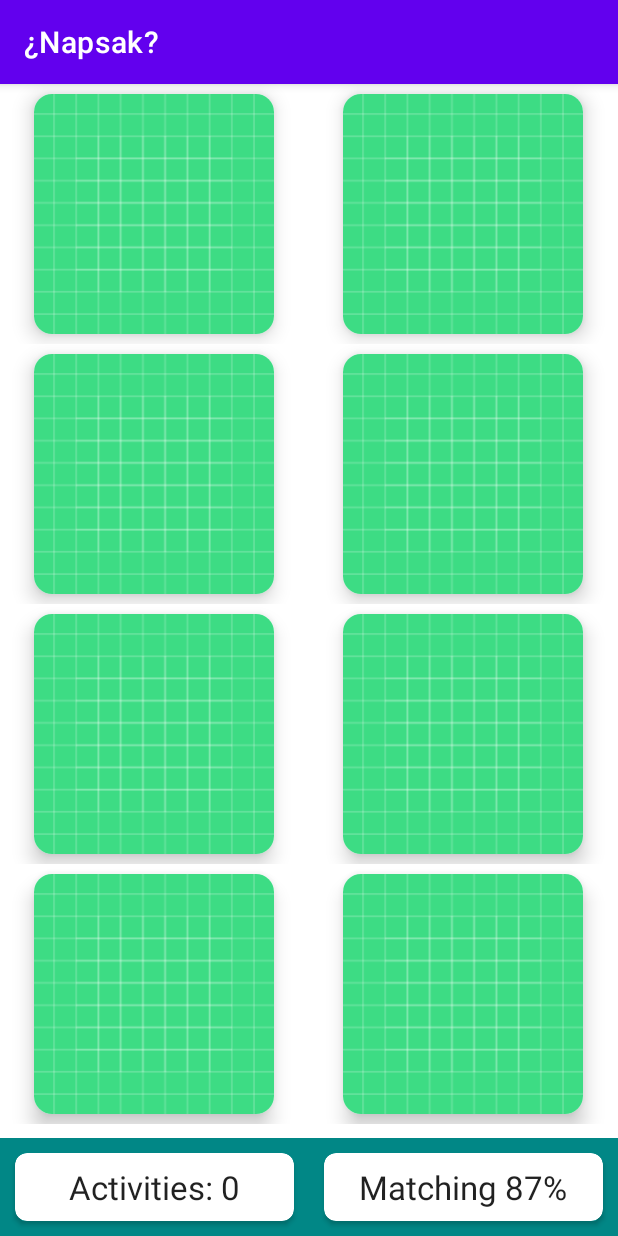
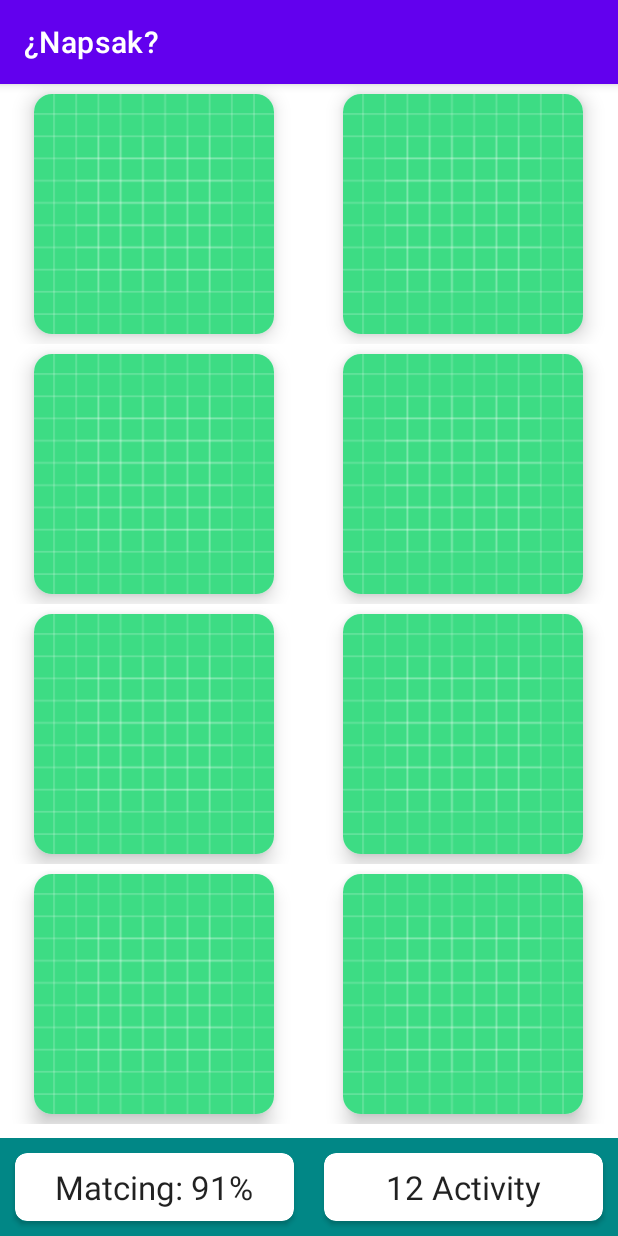
Before and after one commit to eminkartci/NapsakApp_Kotlin, an Android app: the screen it shows after launch (MainActivity), on a phone screen of 412 x 824 dp. Run offline under Robolectric (Android 15) with nearby library versions, the light colour scheme and no system bars; our stand-ins replace Picasso, data binding; pictures from the network do not load.

Commit message:
Main Activity Data Binding is done

```diff
--- a/app/src/main/java/com/example/napsak_app/MainActivity.kt
+++ b/app/src/main/java/com/example/napsak_app/MainActivity.kt
@@ -16,9 +16,11 @@ import android.widget.TextView
 import androidx.databinding.DataBindingUtil
 import androidx.recyclerview.widget.GridLayoutManager
 import androidx.recyclerview.widget.RecyclerView
+import com.example.napsak_app.databinding.ActivityMainBinding
 import com.example.napsak_app.models.BoardSize
 import com.example.napsak_app.models.MemoryCard
 import com.example.napsak_app.models.MemoryGame
+import com.example.napsak_app.models.User
 import com.example.napsak_app.utils.DEFAULT_ICONS
 
 // MainActivitiy is the first activated activitiy
@@ -46,12 +48,21 @@ class MainActivity : AppCompatActivity() {
 
 
         // setContentView declares which xml is used for front-end
-        setContentView(R.layout.activity_main)
+        // BEFORE DATA BINDING
+        // setContentView(R.layout.activity_main)
+        // DATA BINDING
+        val mainBinding: ActivityMainBinding = DataBindingUtil.setContentView(this,R.layout.activity_main)
+
+        // Get user -> Hard Code Now
+        val user: User = User("Emin Kartci",22, listOf("Coding","Reading","Guitar","Movie"),"91","12")
+        // Bind the user
+        mainBinding.user = user
+
 
         // initialize the variables
         rvBoard = findViewById(R.id.rvBoard)
-        tvNumMoves = findViewById(R.id.tvNumMoves)
-        tvNumPairs = findViewById(R.id.tvNumPairs)
+        tvNumMoves = findViewById(R.id.matchingPercentage)
+        tvNumPairs = findViewById(R.id.activityCount)
 
         // The number of copies in here there is 3 copy because of less card drafts
         val chosenImages = DEFAULT_ICONS.shuffled().take(boardSize.getNumPairs()/2)
--- a/app/src/main/java/com/example/napsak_app/models/User.kt
+++ b/app/src/main/java/com/example/napsak_app/models/User.kt
@@ -1,5 +1,5 @@
-package com.example.napsak_app.models
+package  com.example.napsak_app.models
 
 import java.io.Serializable
 
-data class User(val username:String, val age: String, val hobbies: List<String>):Serializable
+data class User(val username:String, val age: Int, val hobbies: List<String>,val matching_percenrage: String,val activity_count: String):Serializable
--- a/app/src/main/res/layout/activity_main.xml
+++ b/app/src/main/res/layout/activity_main.xml
@@ -1,14 +1,14 @@
 <?xml version="1.0" encoding="utf-8"?>
-<layout>
+<layout xmlns:tools="http://schemas.android.com/tools"
+    xmlns:android="http://schemas.android.com/apk/res/android"
+    xmlns:app="http://schemas.android.com/apk/res-auto">
     <data>
         <variable
-            name="model"
-            type="" />
+            name="user"
+            type="com.example.napsak_app.models.User" />
     </data>
 
-<androidx.constraintlayout.widget.ConstraintLayout xmlns:android="http://schemas.android.com/apk/res/android"
-    xmlns:app="http://schemas.android.com/apk/res-auto"
-    xmlns:tools="http://schemas.android.com/tools"
+<androidx.constraintlayout.widget.ConstraintLayout
     android:layout_width="match_parent"
     android:layout_height="match_parent"
     tools:context=".MainActivity">
@@ -31,12 +31,12 @@
             app:cardCornerRadius="8dp">
 
             <TextView
-                android:id="@+id/tvNumMoves"
+                android:id="@+id/matchingPercentage"
                 android:layout_width="match_parent"
                 android:layout_height="match_parent"
                 android:gravity="center"
                 android:padding="8dp"
-                android:text="Activities: 0"
+                android:text="@{`Matcing: `+user.matching_percenrage + `%`}"
                 android:textAppearance="@style/TextAppearance.AppCompat.Large" />
         </androidx.cardview.widget.CardView>
 
@@ -48,12 +48,12 @@
             app:cardCornerRadius="8dp">
 
             <TextView
-                android:id="@+id/tvNumPairs"
+                android:id="@+id/activityCount"
                 android:layout_width="match_parent"
                 android:layout_height="match_parent"
                 android:gravity="center"
                 android:padding="8dp"
-                android:text="Matching 87%"
+                android:text="@{user.activity_count+` Activity`}"
                 android:textAppearance="@style/TextAppearance.AppCompat.Large" />
         </androidx.cardview.widget.CardView>
     </LinearLayout>
```
